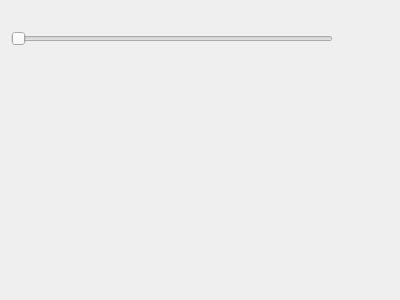
Qt form cbr/msa/visual/ScoreByRavines.ui (TUM-CBR/pymol-plugins) before a commit.
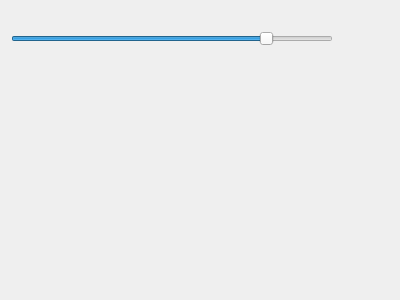
The same form after that commit.

The edit to the form file:
```diff
--- a/cbr/msa/visual/ScoreByRavines.ui
+++ b/cbr/msa/visual/ScoreByRavines.ui
@@ -48,6 +48,9 @@
    </item>
    <item row="1" column="0" colspan="2">
     <widget class="QSlider" name="continuityTresholdSlider">
+     <property name="value">
+      <number>80</number>
+     </property>
      <property name="orientation">
       <enum>Qt::Horizontal</enum>
      </property>
```
Left out of the diff: 3 changed lines with no effect on the pictures.
